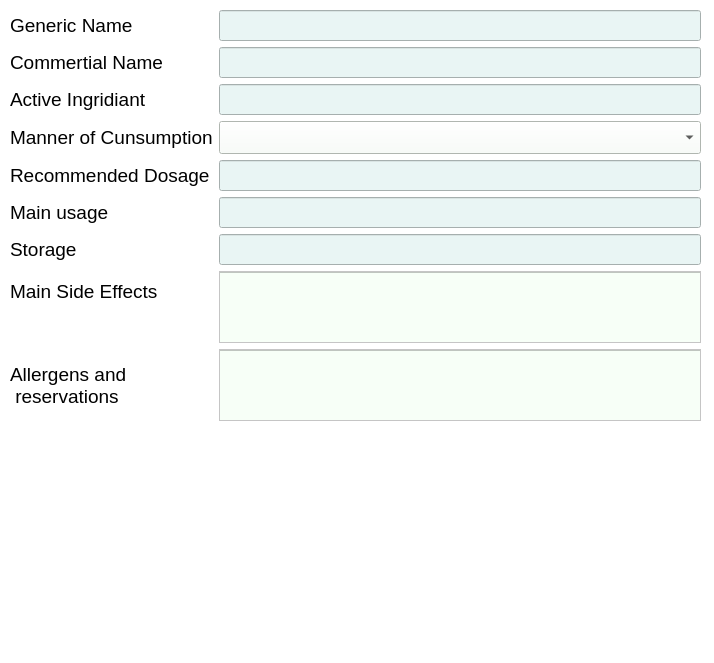
First picture: the form in GUIui/addMedication.ui, repository yahalomit/Drugs-Matching-Project, before the edit.
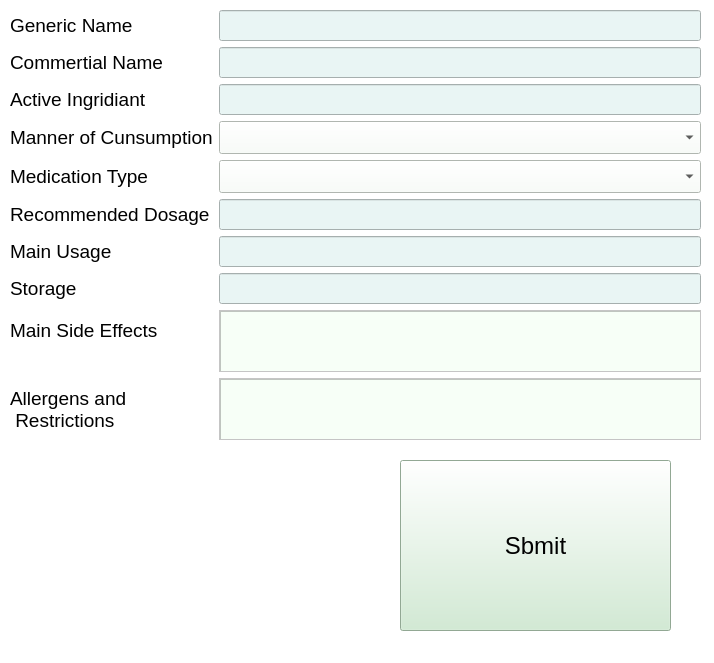
Second picture: the form after the edit. Icons and pictures are not drawn.

Commit message: build medication DB

The edit to the form file:
```diff
--- a/GUIui/addMedication.ui
+++ b/GUIui/addMedication.ui
@@ -23,7 +23,7 @@
       <x>10</x>
       <y>10</y>
       <width>691</width>
-      <height>411</height>
+      <height>430</height>
      </rect>
     </property>
     <layout class="QFormLayout" name="formLayout">
@@ -135,7 +135,7 @@
        </property>
       </widget>
      </item>
-     <item row="4" column="0">
+     <item row="5" column="0">
       <widget class="QLabel" name="label_5">
        <property name="font">
         <font>
@@ -150,33 +150,6 @@
        </property>
       </widget>
      </item>
-     <item row="4" column="1">
-      <widget class="QLineEdit" name="lineEdit_4">
-       <property name="font">
-        <font>
-         <pointsize>14</pointsize>
-        </font>
-       </property>
-       <property name="styleSheet">
-        <string notr="true">background-color:rgb(233, 245, 244)</string>
-       </property>
-      </widget>
-     </item>
-     <item row="5" column="0">
-      <widget class="QLabel" name="label_6">
-       <property name="font">
-        <font>
-         <pointsize>14</pointsize>
-        </font>
-       </property>
-       <property name="text">
-        <string>Main usage</string>
-       </property>
-       <property name="margin">
-        <number>0</number>
-       </property>
-      </widget>
-     </item>
      <item row="5" column="1">
       <widget class="QLineEdit" name="lineEdit_5">
        <property name="font">
@@ -190,14 +163,14 @@
       </widget>
      </item>
      <item row="6" column="0">
-      <widget class="QLabel" name="label_8">
+      <widget class="QLabel" name="label_6">
        <property name="font">
         <font>
          <pointsize>14</pointsize>
         </font>
        </property>
        <property name="text">
-        <string>Storage</string>
+        <string>Main Usage</string>
        </property>
        <property name="margin">
         <number>0</number>
@@ -217,6 +190,33 @@
       </widget>
      </item>
      <item row="7" column="0">
+      <widget class="QLabel" name="label_8">
+       <property name="font">
+        <font>
+         <pointsize>14</pointsize>
+        </font>
+       </property>
+       <property name="text">
+        <string>Storage</string>
+       </property>
+       <property name="margin">
+        <number>0</number>
+       </property>
+      </widget>
+     </item>
+     <item row="7" column="1">
+      <widget class="QLineEdit" name="storageLineEdit">
+       <property name="font">
+        <font>
+         <pointsize>14</pointsize>
+        </font>
+       </property>
+       <property name="styleSheet">
+        <string notr="true">background-color:rgb(233, 245, 244)</string>
+       </property>
+      </widget>
+     </item>
+     <item row="8" column="0">
       <widget class="QLabel" name="label_7">
        <property name="font">
         <font>
@@ -231,7 +231,7 @@
        </property>
       </widget>
      </item>
-     <item row="8" column="0">
+     <item row="9" column="0">
       <widget class="QLabel" name="label_9">
        <property name="font">
         <font>
@@ -240,14 +240,14 @@
        </property>
        <property name="text">
         <string>Allergens and
- reservations</string>
+ Restrictions</string>
        </property>
        <property name="margin">
         <number>0</number>
        </property>
       </widget>
      </item>
-     <item row="7" column="1">
+     <item row="8" column="1">
       <widget class="QScrollArea" name="scrollArea">
        <property name="widgetResizable">
         <bool>true</bool>
@@ -264,12 +264,17 @@
         <widget class="QTextEdit" name="textEdit_3">
          <property name="geometry">
           <rect>
-           <x>-7</x>
+           <x>0</x>
            <y>0</y>
-           <width>561</width>
-           <height>91</height>
+           <width>481</width>
+           <height>71</height>
           </rect>
          </property>
+         <property name="font">
+          <font>
+           <pointsize>12</pointsize>
+          </font>
+         </property>
          <property name="styleSheet">
           <string notr="true">background-color:rgb(247, 255, 247);</string>
          </property>
@@ -277,7 +282,7 @@
        </widget>
       </widget>
      </item>
-     <item row="8" column="1">
+     <item row="9" column="1">
       <widget class="QScrollArea" name="scrollArea_2">
        <property name="widgetResizable">
         <bool>true</bool>
@@ -294,12 +299,17 @@
         <widget class="QTextEdit" name="textEdit_4">
          <property name="geometry">
           <rect>
-           <x>-7</x>
+           <x>0</x>
            <y>0</y>
-           <width>561</width>
-           <height>91</height>
+           <width>481</width>
+           <height>71</height>
           </rect>
          </property>
+         <property name="font">
+          <font>
+           <pointsize>12</pointsize>
+          </font>
+         </property>
          <property name="styleSheet">
           <string notr="true">background-color:rgb(247, 255, 247);</string>
          </property>
@@ -307,15 +317,39 @@
        </widget>
       </widget>
      </item>
+     <item row="4" column="0">
+      <widget class="QLabel" name="label_11">
+       <property name="font">
+        <font>
+         <pointsize>14</pointsize>
+        </font>
+       </property>
+       <property name="text">
+        <string>Medication Type</string>
+       </property>
+      </widget>
+     </item>
+     <item row="4" column="1">
+      <widget class="QComboBox" name="typeComboBox">
+       <property name="font">
+        <font>
+         <pointsize>16</pointsize>
+        </font>
+       </property>
+       <property name="styleSheet">
+        <string notr="true">background-color:rgb(247, 255, 247);</string>
+       </property>
+      </widget>
+     </item>
     </layout>
    </widget>
    <widget class="QLabel" name="label_10">
     <property name="geometry">
      <rect>
-      <x>180</x>
-      <y>430</y>
-      <width>341</width>
-      <height>201</height>
+      <x>20</x>
+      <y>450</y>
+      <width>351</width>
+      <height>191</height>
      </rect>
     </property>
     <property name="text">
@@ -328,6 +362,27 @@
      <bool>true</bool>
     </property>
    </widget>
+   <widget class="QPushButton" name="submitBtn">
+    <property name="geometry">
+     <rect>
+      <x>400</x>
+      <y>460</y>
+      <width>271</width>
+      <height>171</height>
+     </rect>
+    </property>
+    <property name="font">
+     <font>
+      <pointsize>18</pointsize>
+     </font>
+    </property>
+    <property name="styleSheet">
+     <string notr="true">background-color: rgb(204, 235, 207);</string>
+    </property>
+    <property name="text">
+     <string>Sbmit</string>
+    </property>
+   </widget>
   </widget>
   <widget class="QStatusBar" name="statusbar"/>
  </widget>
```
Left out of the diff: 12 changed lines with no effect on the pictures. The commit also changes 21 other files.
